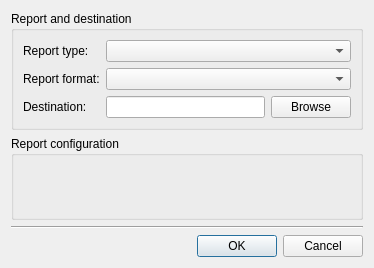
Before: the Qt Designer form Src.QT/tt3-report/CreateReportDialog.ui in akapustiatyahoocouk/TimeTracker3, drawn with Qt 5.
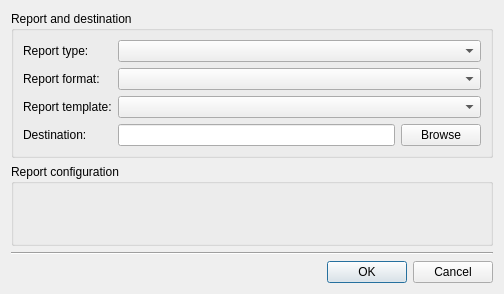
After: the same form once the commit is applied. Icons and pictures are not drawn.

```diff
--- a/Src.QT/tt3-report/CreateReportDialog.ui
+++ b/Src.QT/tt3-report/CreateReportDialog.ui
@@ -6,8 +6,8 @@
    <rect>
     <x>0</x>
     <y>0</y>
-    <width>374</width>
-    <height>268</height>
+    <width>504</width>
+    <height>294</height>
    </rect>
   </property>
   <property name="windowTitle">
@@ -31,9 +31,6 @@
         </property>
        </widget>
       </item>
-      <item row="0" column="1" colspan="2">
-       <widget class="QComboBox" name="reportTypeComboBox"/>
-      </item>
       <item row="1" column="0">
        <widget class="QLabel" name="reportFormatLabel">
         <property name="text">
@@ -44,21 +41,7 @@
       <item row="1" column="1" colspan="2">
        <widget class="QComboBox" name="reportFormatComboBox"/>
       </item>
-      <item row="2" column="0">
-       <widget class="QLabel" name="destinationLabel">
-        <property name="text">
-         <string>Destination:</string>
-        </property>
-       </widget>
-      </item>
-      <item row="2" column="1">
-       <widget class="QLineEdit" name="destinationLineEdit">
-        <property name="readOnly">
-         <bool>true</bool>
-        </property>
-       </widget>
-      </item>
-      <item row="2" column="2">
+      <item row="3" column="2">
        <widget class="QPushButton" name="browsePushButton">
         <property name="text">
          <string>Browse</string>
@@ -69,11 +52,44 @@
         </property>
        </widget>
       </item>
+      <item row="3" column="1">
+       <widget class="QLineEdit" name="destinationLineEdit">
+        <property name="minimumSize">
+         <size>
+          <width>240</width>
+          <height>0</height>
+         </size>
+        </property>
+        <property name="readOnly">
+         <bool>true</bool>
+        </property>
+       </widget>
+      </item>
+      <item row="0" column="1" colspan="2">
+       <widget class="QComboBox" name="reportTypeComboBox"/>
+      </item>
+      <item row="3" column="0">
+       <widget class="QLabel" name="destinationLabel">
+        <property name="text">
+         <string>Destination:</string>
+        </property>
+       </widget>
+      </item>
+      <item row="2" column="0">
+       <widget class="QLabel" name="reportTemplateLabel">
+        <property name="text">
+         <string>Report template:</string>
+        </property>
+       </widget>
+      </item>
+      <item row="2" column="1" colspan="2">
+       <widget class="QComboBox" name="reportTemplateComboBox"/>
+      </item>
      </layout>
     </widget>
    </item>
    <item row="1" column="0">
-    <widget class="QGroupBox" name="configuratiokGoupBox">
+    <widget class="QGroupBox" name="configuratiokGroupBox">
      <property name="title">
       <string>Report configuration</string>
      </property>
```
Left out of the diff: 7 changed lines with no effect on the pictures.
